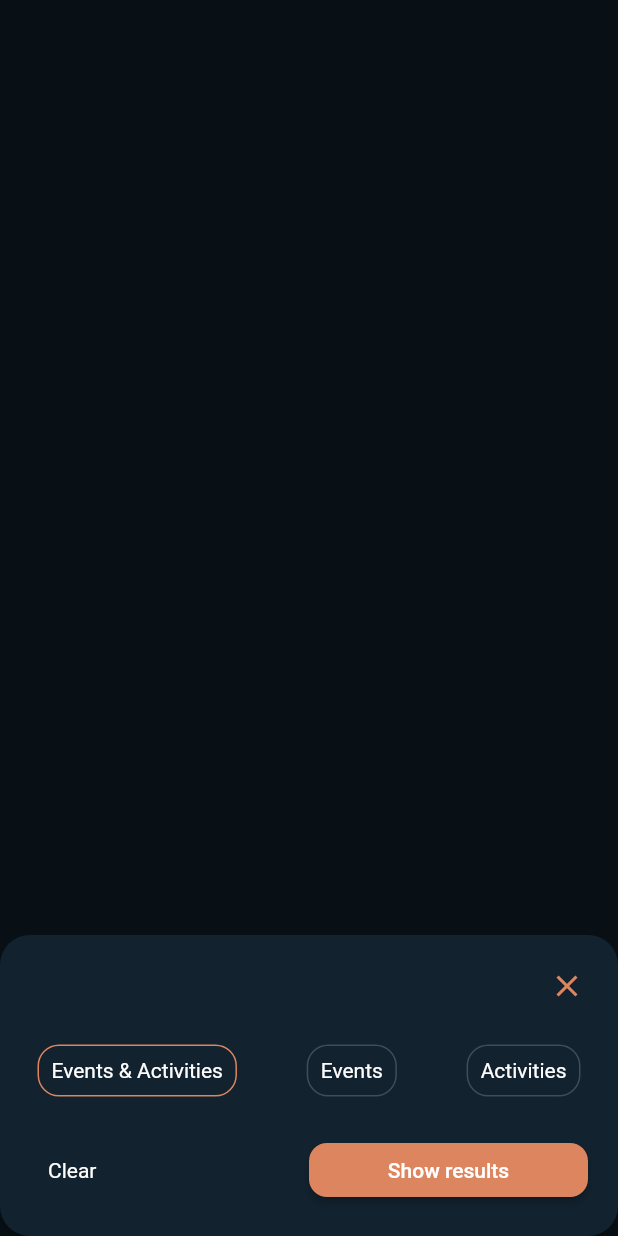
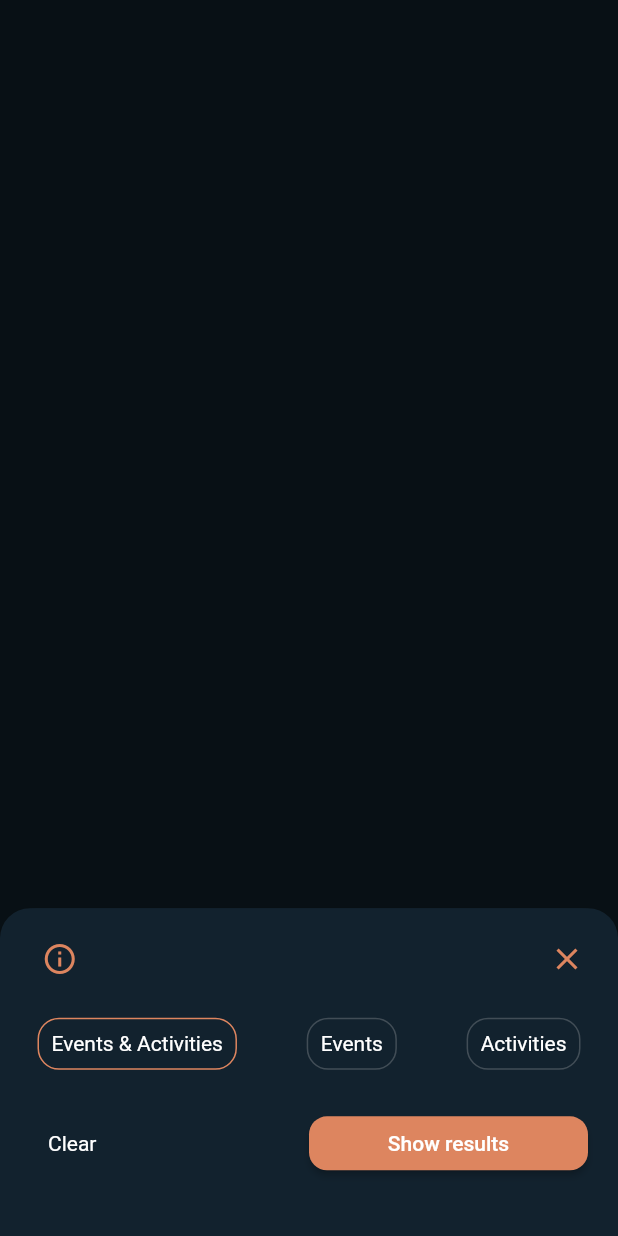
Before and after one commit to Qaiser926/main, a Flutter app: what typeFilterDialog() shows on an empty page, opened directly with empty values, on a phone screen of 412 x 824 dp. Run offline on Flutter 3.47's test engine with Material 2 defaults, Android fonts, the phone set to English and light mode, and no system bars; our stand-ins replace carousel_slider, currency_text_input_formatter, flutter_html, flutter_map, flutter_screenutil, flutter_sticky_header and 13 more; missing offline and left inert: add_2_calendar, amplify_api, amplify_auth_cognito, amplify_authenticator, amplify_flutter, flutter_map_marker_cluster and 2 more; accounts and stored records are empty; generated files the repository leaves out were written again.

Commit message:
included info about event activity, starting with organizer widget

```diff
--- a/assets/i18n/app_de.arb
+++ b/assets/i18n/app_de.arb
@@ -1,6 +1,7 @@
 {
   "helloWorld": "Hallo Welt!",
   "home": "Startseite",
+  "explanationEA": "Wir definieren zwei Kategorien von Freizeitaktivitäten. \"Events\" sind durch eine Startzeit und eine Endzeit charakterisiert, während \"Aktivitäten\" mit Öffnungszeiten assoziert sind.",
   "map": "Karte",
   "exploreMap": "Klicke, um die Karte zu öffnen",
   "compingUpEvents": "Bald beginnende Events",
--- a/assets/i18n/app_en.arb
+++ b/assets/i18n/app_en.arb
@@ -3,6 +3,7 @@
   "@helloWorld": {
     "description": "The conventional newborn programmer greeting"
   },
+  "explanationEA": "We define two categories of leisure activities. \"Events\" are characterized by a start time and end time while \"Activities\" are associated with opening hours.",
   "map": "Map",
   "exploreMap": "Click on Map to explore",
   "compingUpEvents": "Coming up Events",
@@ -12,8 +13,8 @@
   "favourites": "Favourites",
   "futureEvents": "Future Events",
   "pastEvents": "Past Events",
-  "openActivities": "Currently open activities",
-  "closedActivities": "Currently closed activities",
+  "openActivities": "Currently open Activities",
+  "closedActivities": "Currently closed Activities",
   "activity": "Activity",
   "event": "Event",
   "activities": "Activities",
--- a/lib/widgets/filter_related/type_filter.dart
+++ b/lib/widgets/filter_related/type_filter.dart
@@ -1,6 +1,7 @@
 import 'package:flutter/material.dart';
 import 'package:flutter_gen/gen_l10n/app_localizations.dart';
 import 'package:flutter_screenutil/flutter_screenutil.dart';
+import 'package:othia/widgets/info_snackbar.dart';
 import 'package:provider/provider.dart';
 
 import 'get_reset_apply_filter.dart';
@@ -18,20 +19,24 @@ Future<dynamic> typeFilterDialog(
       shape: RoundedRectangleBorder(borderRadius: BorderRadius.circular(20.0)),
       context: context,
       builder: (_) {
-        return MultiProvider(
+        // Scaffold is required to allow the snackbar to be showed
+        return ClipRRect(
+            borderRadius: BorderRadius.only(
+                topRight: Radius.circular(20.0.h),
+                topLeft: Radius.circular(20.0.h)),
+            child: Container(
+              height: 183.h,
+              child: Scaffold(
+                  body: MultiProvider(
                       providers: [
                     ChangeNotifierProvider.value(
                       value: dynamicProvider,
                     )
                   ],
-          child: Wrap(
-            children: [
-              TypeFilter(
+                      child: TypeFilter(
                         dynamicProvider: dynamicProvider,
-              )
-            ],
-          ),
-        );
+                      ))),
+            ));
       });
 }
 
@@ -148,8 +153,14 @@ class _TypeFilterState<T> extends State<TypeFilter> {
           Padding(
               padding: EdgeInsets.all(10),
               child: Row(
-                  mainAxisAlignment: MainAxisAlignment.end,
-                  children: [CloseButton()])),
+                  mainAxisAlignment: MainAxisAlignment.spaceBetween,
+                  children: [
+                    Padding(
+                      padding: EdgeInsets.only(left: 15.h),
+                      child: eAInfoButton(context),
+                    ),
+                    CloseButton()
+                  ])),
           Padding(
             padding: EdgeInsets.fromLTRB(20, 0, 20, 0),
             child: Row(
@@ -161,11 +172,9 @@ class _TypeFilterState<T> extends State<TypeFilter> {
             padding: EdgeInsets.all(20),
             child: getShowResultsButton(
                 context: context,
-                functionAccept:
-                dynamicProvider.changeEAType,
+                functionAccept: dynamicProvider.changeEAType,
                 functionArgumentsAccept: {#eAType: eAType},
-                functionReset:
-                dynamicProvider.resetEAType,
+                functionReset: dynamicProvider.resetEAType,
                 functionArgumentsReset: {},
                 closeDialog: true),
           )
--- /dev/null
+++ b/lib/widgets/info_snackbar.dart
@@ -0,0 +1,22 @@
+import 'package:flutter/cupertino.dart';
+import 'package:flutter/material.dart';
+import 'package:flutter_gen/gen_l10n/app_localizations.dart';
+
+GestureDetector eAInfoButton(BuildContext context) {
+  return GestureDetector(
+    onTap: () {
+      launchInfoSnackBarButton(context);
+    },
+    child: Icon(Icons.info_outline),
+  );
+}
+
+void launchInfoSnackBarButton(BuildContext context) {
+  ScaffoldMessenger.of(context).showSnackBar(SnackBar(
+    // TODO improve design
+
+    content: Text(AppLocalizations.of(context)!.explanationEA,
+        textAlign: TextAlign.center),
+    duration: Duration(seconds: 3, milliseconds: 500),
+  ));
+}
```
Also changed, not shown: lib/core/home/home_page.dart (+8 -4 lines), lib/widgets/horizontal_discovery/discover_horizontally.dart (+29 -6 lines), lib/widgets/test_date_picker.dart (deleted, +0 -125 lines). Lines whose indentation alone changed are shown as unchanged.
